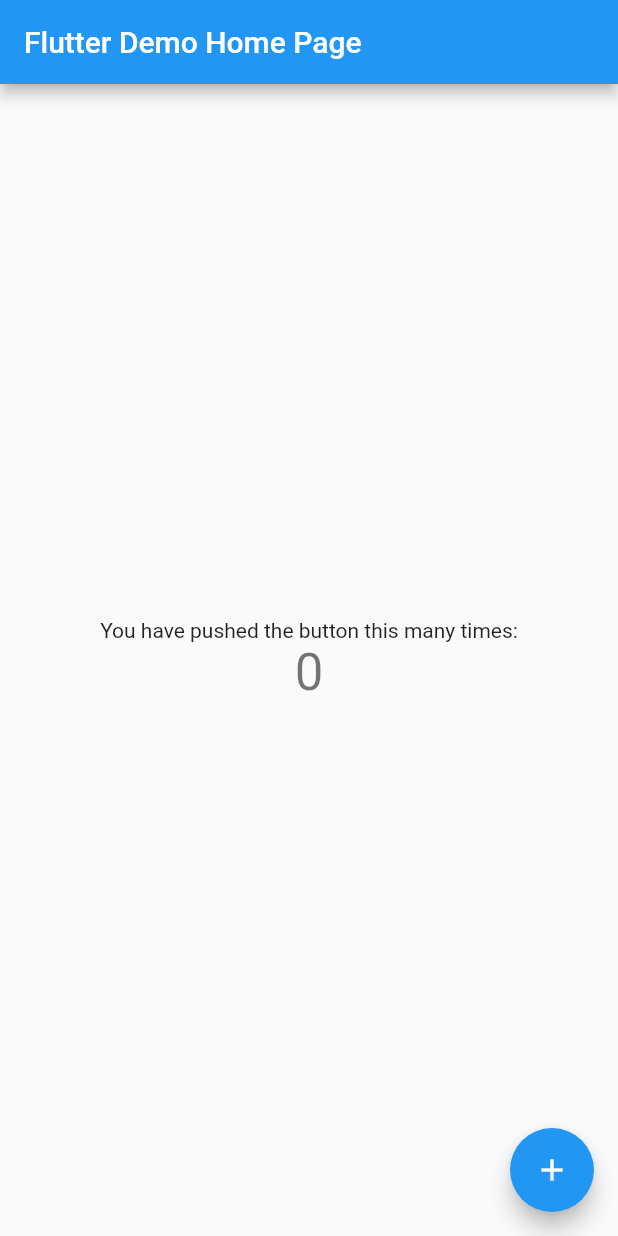
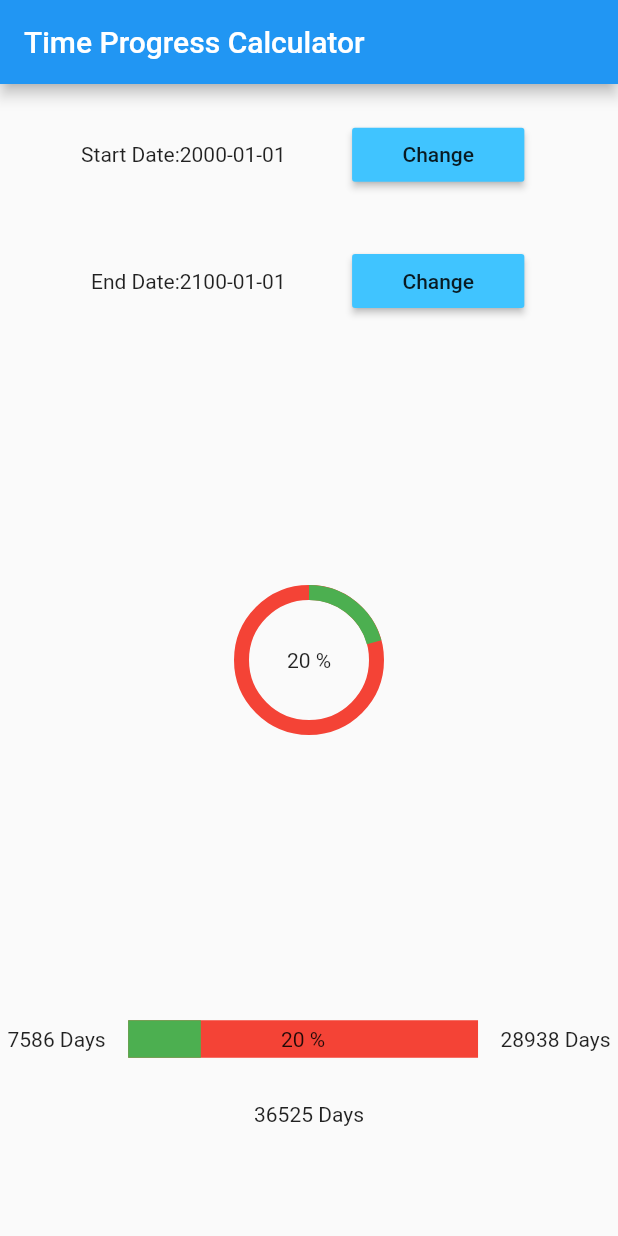
Before and after one commit to andreas-fahrecker/time_progress_tracker, a Flutter app: the screen it shows after launch, on a phone screen of 412 x 824 dp. Run offline on Flutter 3.47's test engine with Material 2 defaults, Android fonts, the phone set to English and light mode, and no system bars; drawn by our look-alikes of percent_indicator; our stand-ins replace shared_preferences.

Commit message:
Added code in lib/main.dart from prototype
Signed-off-by: Andreas Fahrecker <AndreasFahrecker@gmail.com>

```diff
--- a/lib/main.dart
+++ b/lib/main.dart
@@ -1,4 +1,7 @@
 import 'package:flutter/material.dart';
+import 'package:percent_indicator/circular_percent_indicator.dart';
+import 'package:percent_indicator/linear_percent_indicator.dart';
+import 'package:shared_preferences/shared_preferences.dart';
 
 void main() {
   runApp(MyApp());
@@ -9,39 +12,18 @@ class MyApp extends StatelessWidget {
   @override
   Widget build(BuildContext context) {
     return MaterialApp(
-      title: 'Flutter Demo',
+      title: 'Time Progress Calculator',
       theme: ThemeData(
-        // This is the theme of your application.
-        //
-        // Try running your application with "flutter run". You'll see the
-        // application has a blue toolbar. Then, without quitting the app, try
-        // changing the primarySwatch below to Colors.green and then invoke
-        // "hot reload" (press "r" in the console where you ran "flutter run",
-        // or simply save your changes to "hot reload" in a Flutter IDE).
-        // Notice that the counter didn't reset back to zero; the application
-        // is not restarted.
         primarySwatch: Colors.blue,
-        // This makes the visual density adapt to the platform that you run
-        // the app on. For desktop platforms, the controls will be smaller and
-        // closer together (more dense) than on mobile platforms.
         visualDensity: VisualDensity.adaptivePlatformDensity,
       ),
-      home: MyHomePage(title: 'Flutter Demo Home Page'),
+      home: MyHomePage(title: 'Time Progress Calculator'),
     );
   }
 }
 
 class MyHomePage extends StatefulWidget {
   MyHomePage({Key key, this.title}) : super(key: key);
-
-  // This widget is the home page of your application. It is stateful, meaning
-  // that it has a State object (defined below) that contains fields that affect
-  // how it looks.
-
-  // This class is the configuration for the state. It holds the values (in this
-  // case the title) provided by the parent (in this case the App widget) and
-  // used by the build method of the State. Fields in a Widget subclass are
-  // always marked "final".
 
   final String title;
 
@@ -50,68 +32,172 @@ class MyHomePage extends StatefulWidget {
 }
 
 class _MyHomePageState extends State<MyHomePage> {
-  int _counter = 0;
+  final String _startDateKey = "startDate";
+  final String _endDateKey = "endDate";
+  DateTime startDate = DateTime(2000);
+  DateTime endDate = DateTime(2100);
 
-  void _incrementCounter() {
+  void _retrieveDates() async {
+    final SharedPreferences prefs = await SharedPreferences.getInstance();
     setState(() {
-      // This call to setState tells the Flutter framework that something has
-      // changed in this State, which causes it to rerun the build method below
-      // so that the display can reflect the updated values. If we changed
-      // _counter without calling setState(), then the build method would not be
-      // called again, and so nothing would appear to happen.
-      _counter++;
+      startDate = DateTime.fromMillisecondsSinceEpoch(
+          prefs.getInt(_startDateKey) ?? DateTime(2000).millisecondsSinceEpoch);
+      endDate = DateTime.fromMillisecondsSinceEpoch(
+          prefs.getInt(_endDateKey) ?? DateTime(2100).millisecondsSinceEpoch);
     });
+  }
+
+  void _selectStartDate(BuildContext context) async {
+    final DateTime picked = await showDatePicker(
+        context: context,
+        initialDate: startDate,
+        firstDate: DateTime(2000),
+        lastDate: DateTime(2100));
+    if (picked != null && picked != startDate) {
+      final SharedPreferences prefs = await SharedPreferences.getInstance();
+      prefs.setInt(_startDateKey, picked.millisecondsSinceEpoch);
+      setState(() {
+        startDate = picked;
+      });
+    }
+  }
+
+  void _selectEndDate(BuildContext context) async {
+    final DateTime picked = await showDatePicker(
+        context: context,
+        initialDate: endDate,
+        firstDate: DateTime(2000),
+        lastDate: DateTime(2100));
+    if (picked != null && picked != endDate) {
+      final SharedPreferences prefs = await SharedPreferences.getInstance();
+      prefs.setInt(_endDateKey, picked.millisecondsSinceEpoch);
+      setState(() {
+        endDate = picked;
+      });
+    }
+  }
+
+  int _getAmountOfDaysDone() {
+    return DateTime.now().difference(startDate).inDays;
+  }
+
+  int _getAmountOfDaysLeft() {
+    return endDate.difference(DateTime.now()).inDays;
+  }
+
+  int _getAmountOfAllDays() {
+    return endDate.difference(startDate).inDays;
+  }
+
+  double _getPercent() {
+    final int wholeDuration = _getAmountOfAllDays();
+    final int currentDuration = _getAmountOfDaysDone();
+    final double onePercent = wholeDuration / 100;
+    return currentDuration / onePercent / 100;
+  }
+
+  @override
+  void initState() {
+    super.initState();
+    _retrieveDates();
   }
 
   @override
   Widget build(BuildContext context) {
-    // This method is rerun every time setState is called, for instance as done
-    // by the _incrementCounter method above.
-    //
-    // The Flutter framework has been optimized to make rerunning build methods
-    // fast, so that you can just rebuild anything that needs updating rather
-    // than having to individually change instances of widgets.
     return Scaffold(
       appBar: AppBar(
-        // Here we take the value from the MyHomePage object that was created by
-        // the App.build method, and use it to set our appbar title.
         title: Text(widget.title),
       ),
-      body: Center(
-        // Center is a layout widget. It takes a single child and positions it
-        // in the middle of the parent.
+      body: Container(
+        margin: const EdgeInsets.all(5.0),
         child: Column(
-          // Column is also a layout widget. It takes a list of children and
-          // arranges them vertically. By default, it sizes itself to fit its
-          // children horizontally, and tries to be as tall as its parent.
-          //
-          // Invoke "debug painting" (press "p" in the console, choose the
-          // "Toggle Debug Paint" action from the Flutter Inspector in Android
-          // Studio, or the "Toggle Debug Paint" command in Visual Studio Code)
-          // to see the wireframe for each widget.
-          //
-          // Column has various properties to control how it sizes itself and
-          // how it positions its children. Here we use mainAxisAlignment to
-          // center the children vertically; the main axis here is the vertical
-          // axis because Columns are vertical (the cross axis would be
-          // horizontal).
           mainAxisAlignment: MainAxisAlignment.center,
           children: <Widget>[
-            Text(
-              'You have pushed the button this many times:',
+            Expanded(
+              flex: 1,
+              child: Row(
+                children: <Widget>[
+                  Expanded(
+                    flex: 2,
+                    child: Text(
+                      "Start Date:",
+                      textAlign: TextAlign.right,
+                    ),
+                  ),
+                  Expanded(
+                    flex: 2,
+                    child: Text("${startDate.toLocal()}".split(" ")[0]),
+                  ),
+                  Expanded(
+                    flex: 2,
+                    child: RaisedButton(
+                      onPressed: () => _selectStartDate(context),
+                      child: Text("Change"),
+                      color: Colors.lightBlueAccent,
+                    ),
+                  ),
+                  Spacer(flex: 1)
+                ],
+              ),
             ),
-            Text(
-              '$_counter',
-              style: Theme.of(context).textTheme.headline4,
+            Expanded(
+              flex: 1,
+              child: Row(
+                children: <Widget>[
+                  Expanded(
+                    flex: 2,
+                    child: Text(
+                      "End Date:",
+                      textAlign: TextAlign.right,
+                    ),
+                  ),
+                  Expanded(
+                    flex: 2,
+                    child: Text("${endDate.toLocal()}".split(" ")[0]),
+                  ),
+                  Expanded(
+                    flex: 2,
+                    child: RaisedButton(
+                      onPressed: () => _selectEndDate(context),
+                      child: Text("Change"),
+                      color: Colors.lightBlueAccent,
+                    ),
+                  ),
+                  Spacer(flex: 1)
+                ],
+              ),
+            ),
+            Expanded(
+              flex: 5,
+              child: CircularPercentIndicator(
+                radius: 100,
+                lineWidth: 10,
+                percent: _getPercent(),
+                progressColor: Colors.green,
+                backgroundColor: Colors.red,
+                center: Text("${(_getPercent() * 100).floor()} %"),
+              ),
+            ),
+            Expanded(
+              flex: 1,
+              child: LinearPercentIndicator(
+                padding: EdgeInsets.symmetric(horizontal: 15.0),
+                percent: _getPercent(),
+                leading: Text("${_getAmountOfDaysDone()} Days"),
+                center: Text("${(_getPercent() * 100).floor()} %"),
+                trailing: Text("${_getAmountOfDaysLeft()} Days"),
+                progressColor: Colors.green,
+                backgroundColor: Colors.red,
+                lineHeight: 25,
+              ),
+            ),
+            Expanded(
+              flex: 1,
+              child: Text("${_getAmountOfAllDays()} Days"),
             ),
           ],
         ),
       ),
-      floatingActionButton: FloatingActionButton(
-        onPressed: _incrementCounter,
-        tooltip: 'Increment',
-        child: Icon(Icons.add),
-      ), // This trailing comma makes auto-formatting nicer for build methods.
     );
   }
 }
```
